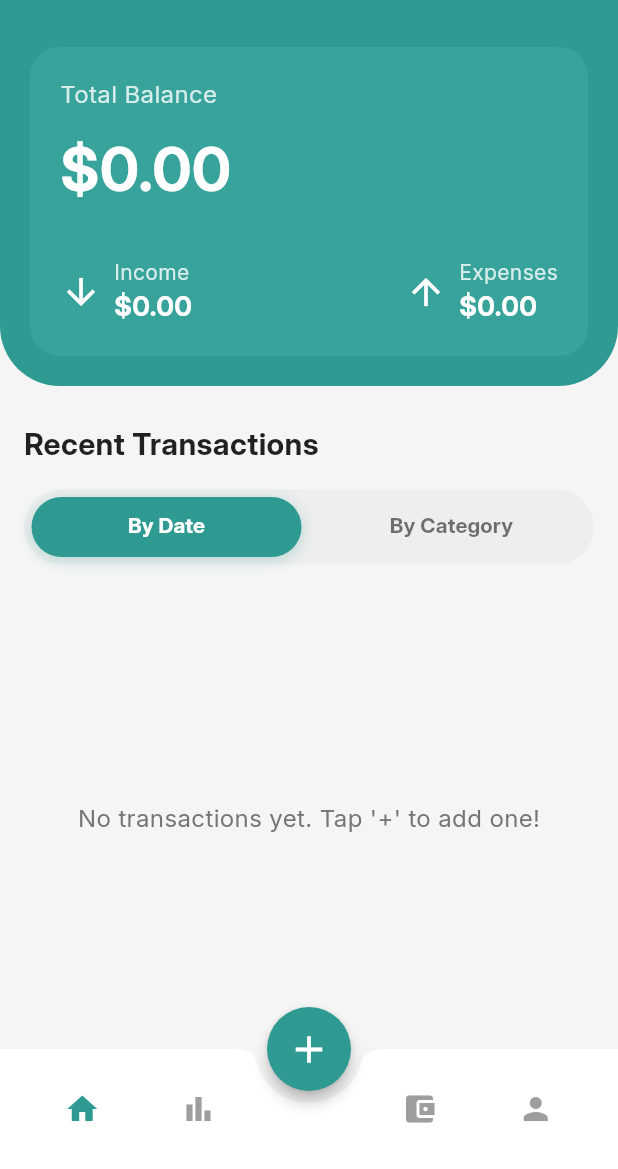
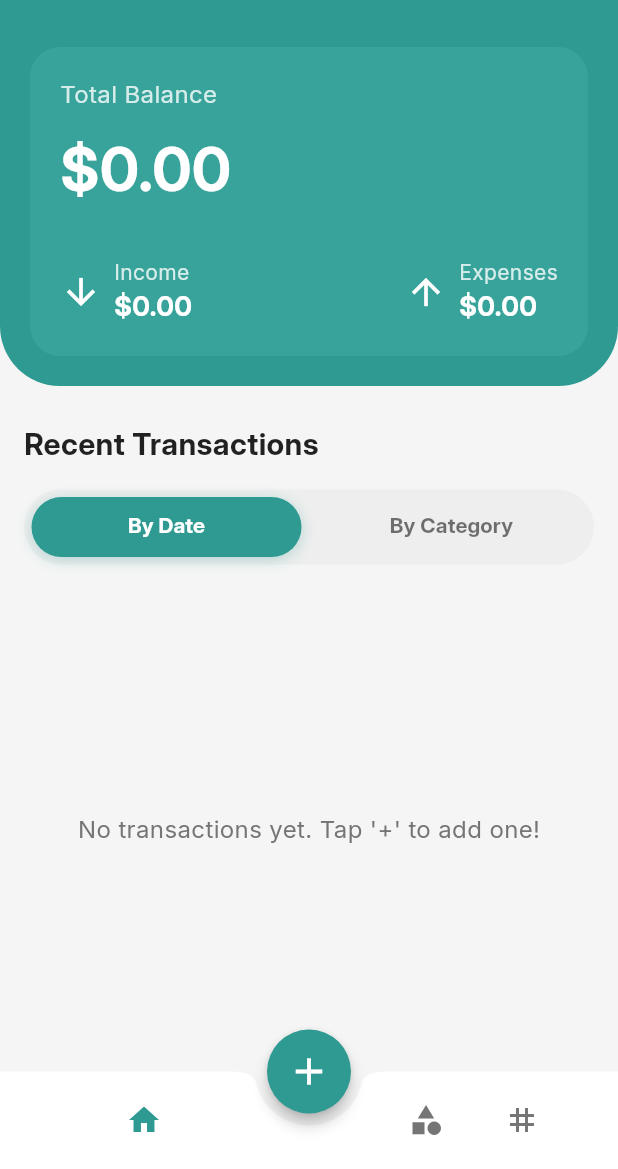
Before and after one commit to OmarAfifi-CSE/FinFlow, a Flutter app: the screen it shows after launch, after a tap on "Get Started", on a phone screen of 412 x 824 dp, the part 67-1236 px from its top. Run offline on Flutter 3.47's test engine with Material 3 defaults, Android fonts, the light colour scheme and no system bars; our stand-ins replace localstorage.

Commit message:
Update Navigation

```diff
--- a/lib/main.dart
+++ b/lib/main.dart
@@ -3,9 +3,7 @@ import 'package:localstorage/localstorage.dart';
 import 'package:provider/provider.dart';
 
 import 'providers/expense_provider.dart';
-import 'screens/category_management_screen.dart';
 import 'screens/home_screen.dart';
-import 'screens/tag_management_screen.dart';
 import 'screens/onboarding_screen.dart';
 
 Future<void> main() async {
@@ -18,7 +16,7 @@ Future<void> main() async {
 class MyApp extends StatelessWidget {
   final LocalStorage localStorage;
 
-  const MyApp({Key? key, required this.localStorage}) : super(key: key);
+  const MyApp({super.key, required this.localStorage});
 
   @override
   Widget build(BuildContext context) {
@@ -27,21 +25,19 @@ class MyApp extends StatelessWidget {
         ChangeNotifierProvider(create: (_) => ExpenseProvider(localStorage)),
       ],
       child: MaterialApp(
-        title: 'Expense Tracker',
+        title: 'FinFlow',
         debugShowCheckedModeBanner: false,
         theme: ThemeData(
           primarySwatch: Colors.teal,
           fontFamily: 'Inter',
-          // Defining a custom color scheme for the TabBar
-          colorScheme: ColorScheme.fromSwatch(primarySwatch: Colors.teal)
-              .copyWith(secondary: Colors.white),
+          colorScheme: ColorScheme.fromSwatch(
+            primarySwatch: Colors.teal,
+          ).copyWith(secondary: Colors.white),
         ),
         initialRoute: '/',
         routes: {
           '/': (context) => OnboardingScreen(),
-          '/home_screen': (context) => HomeScreen(),
-          '/manage_categories': (context) => CategoryManagementScreen(),
-          '/manage_tags': (context) => TagManagementScreen(),
+          '/home': (context) => HomeScreen(),
         },
       ),
     );
--- a/lib/screens/home_screen.dart
+++ b/lib/screens/home_screen.dart
@@ -1,18 +1,17 @@
 import 'package:expense_manager/screens/tag_management_screen.dart';
 import 'package:flutter/material.dart';
 import 'package:provider/provider.dart';
-import 'package:intl/intl.dart';
 import 'package:collection/collection.dart';
-
-// Removed all the redundant constant maps and classes.
 
 import '../providers/expense_provider.dart';
 import '../models/expense.dart';
 import 'add_expense_sheet.dart';
-import 'category_management_screen.dart'; // Import the category screen
-import '../utils/app_constants.dart'; // <-- Import our single source of truth
+import 'category_management_screen.dart';
+import '../utils/app_constants.dart';
 
 class HomeScreen extends StatefulWidget {
+  const HomeScreen({super.key});
+
   @override
   _HomeScreenState createState() => _HomeScreenState();
 }
@@ -21,6 +20,16 @@ class _HomeScreenState extends State<HomeScreen>
     with SingleTickerProviderStateMixin {
   late TabController _tabController;
   final GlobalKey<ScaffoldState> _scaffoldKey = GlobalKey<ScaffoldState>();
+
+  // App pages
+  int _selectedIndex = 0;
+
+  void _onPageTapped(int index) {
+    if (_selectedIndex == index) return;
+    setState(() {
+      _selectedIndex = index;
+    });
+  }
 
   @override
   void initState() {
@@ -32,6 +41,20 @@ class _HomeScreenState extends State<HomeScreen>
   void dispose() {
     _tabController.dispose();
     super.dispose();
+  }
+
+  // Build the currently selected page.
+  Widget _buildCurrentPage() {
+    switch (_selectedIndex) {
+      case 0:
+        return _buildHomePageContent();
+      case 1:
+        return CategoryManagementScreen();
+      case 2:
+        return TagManagementScreen();
+      default:
+        return _buildHomePageContent();
+    }
   }
 
   @override
@@ -60,7 +83,7 @@ class _HomeScreenState extends State<HomeScreen>
         child: ListView(
           padding: EdgeInsets.zero,
           children: <Widget>[
-            DrawerHeader(
+            const DrawerHeader(
               decoration: BoxDecoration(color: primaryColor),
               child: Text(
                 'Menu',
@@ -68,81 +91,74 @@ class _HomeScreenState extends State<HomeScreen>
               ),
             ),
             ListTile(
-              leading: Icon(Icons.category, color: primaryColor),
-              title: Text('Manage Categories'),
+              leading: const Icon(Icons.home, color: primaryColor),
+              title: const Text('Home'),
               onTap: () {
-                Navigator.pop(context); // Close the drawer
-                // Navigate to the Category Management Screen
-                Navigator.push(
-                  context,
-                  MaterialPageRoute(
-                    builder: (context) => CategoryManagementScreen(),
-                  ),
-                );
+                Navigator.pop(context);
+                _onPageTapped(0);
               },
             ),
             ListTile(
-              leading: Icon(Icons.tag, color: primaryColor),
-              title: Text('Manage Tags'),
+              leading: const Icon(Icons.category, color: primaryColor),
+              title: const Text('Manage Categories'),
               onTap: () {
                 Navigator.pop(context);
-                // Navigate to the Tag Management Screen
-                Navigator.push(
-                  context,
-                  MaterialPageRoute(
-                    builder: (context) => TagManagementScreen(),
-                  ),
-                );
+                _onPageTapped(1);
+              },
+            ),
+            ListTile(
+              leading: const Icon(Icons.tag, color: primaryColor),
+              title: const Text('Manage Tags'),
+              onTap: () {
+                Navigator.pop(context);
+                _onPageTapped(2);
               },
             ),
           ],
         ),
       ),
-      body: CustomScrollView(
-        slivers: [
-          SliverToBoxAdapter(child: _buildBalanceCard(context)),
-          SliverToBoxAdapter(child: _buildTabBar()),
-          SliverFillRemaining(
-            child: TabBarView(
-              controller: _tabController,
-              children: [
-                _buildExpensesByDate(context),
-                _buildExpensesByCategory(context),
-              ],
-            ),
-          ),
-        ],
-      ),
+
+      body: _buildCurrentPage(),
+
       floatingActionButtonLocation: FloatingActionButtonLocation.centerDocked,
       floatingActionButton: FloatingActionButton(
-        shape: CircleBorder(),
+        shape: const CircleBorder(),
         onPressed: () {
           showModalBottomSheet(
             context: context,
             isScrollControlled: true,
-            shape: const RoundedRectangleBorder(
-              borderRadius: BorderRadius.vertical(top: Radius.circular(20)),
-            ),
-            builder: (context) {
-              return AddExpenseSheet();
-            },
+            builder: (context) => AddExpenseSheet(),
           );
         },
         tooltip: 'Add Transaction',
-        child: Icon(Icons.add, size: 30),
-        backgroundColor: const Color(0xFF2E9A91),
+        backgroundColor: primaryColor,
         elevation: 4.0,
+        child: const Icon(Icons.add, size: 30),
       ),
       bottomNavigationBar: _buildBottomAppBar(),
     );
   }
 
-  Widget _buildBalanceCard(BuildContext context) {
+  Widget _buildHomePageContent() {
     final provider = Provider.of<ExpenseProvider>(context);
-    final totalBalance = provider.totalBalance;
-    final totalIncome = provider.totalIncome;
-    final totalExpenses = provider.totalExpenses;
+    return CustomScrollView(
+      slivers: [
+        SliverToBoxAdapter(child: _buildBalanceCard(provider)),
+        SliverToBoxAdapter(child: _buildTabBar()),
+        SliverFillRemaining(
+          child: TabBarView(
+            controller: _tabController,
+            children: [
+              _buildExpensesByDate(context),
+              _buildExpensesByCategory(context),
+            ],
+          ),
+        ),
+      ],
+    );
+  }
 
+  Widget _buildBalanceCard(ExpenseProvider provider) {
     return Container(
       padding: const EdgeInsets.all(20),
       decoration: const BoxDecoration(
@@ -164,13 +180,13 @@ class _HomeScreenState extends State<HomeScreen>
             Text(
               'Total Balance',
               style: TextStyle(
-                color: Colors.white.withOpacity(0.8),
+                color: Colors.white.withValues(alpha: 0.8),
                 fontSize: 16,
               ),
             ),
             const SizedBox(height: 10),
             Text(
-              '\$${totalBalance.toStringAsFixed(2)}',
+              '\$${provider.totalBalance.toStringAsFixed(2)}',
               style: const TextStyle(
                 color: Colors.white,
                 fontSize: 40,
@@ -183,12 +199,12 @@ class _HomeScreenState extends State<HomeScreen>
               children: [
                 _buildIncomeExpense(
                   'Income',
-                  '\$${totalIncome.toStringAsFixed(2)}',
+                  '\$${provider.totalIncome.toStringAsFixed(2)}',
                   Icons.arrow_downward,
                 ),
                 _buildIncomeExpense(
                   'Expenses',
-                  '\$${totalExpenses.toStringAsFixed(2)}',
+                  '\$${provider.totalExpenses.toStringAsFixed(2)}',
                   Icons.arrow_upward,
                 ),
               ],
@@ -210,7 +226,7 @@ class _HomeScreenState extends State<HomeScreen>
             Text(
               title,
               style: TextStyle(
-                color: Colors.white.withOpacity(0.8),
+                color: Colors.white.withValues(alpha: 0.8),
                 fontSize: 14,
               ),
             ),
@@ -230,7 +246,6 @@ class _HomeScreenState extends State<HomeScreen>
 
   Widget _buildTabBar() {
     const primaryColor = Color(0xFF2E9A91);
-
     return Padding(
       padding: const EdgeInsets.fromLTRB(16.0, 24.0, 16.0, 16.0),
       child: Column(
@@ -260,9 +275,9 @@ class _HomeScreenState extends State<HomeScreen>
                 color: primaryColor,
                 boxShadow: [
                   BoxShadow(
-                    color: primaryColor.withOpacity(0.3),
+                    color: primaryColor.withValues(alpha: 0.3),
                     blurRadius: 8,
-                    offset: Offset(0, 2),
+                    offset: const Offset(0, 2),
                   ),
                 ],
               ),
@@ -270,7 +285,7 @@ class _HomeScreenState extends State<HomeScreen>
               splashFactory: NoSplash.splashFactory,
               overlayColor: WidgetStateProperty.all(Colors.transparent),
               labelColor: Colors.white,
-              labelStyle: TextStyle(fontWeight: FontWeight.bold),
+              labelStyle: const TextStyle(fontWeight: FontWeight.bold),
               unselectedLabelColor: Colors.black54,
               tabs: const [
                 Tab(text: "By Date"),
@@ -279,38 +294,6 @@ class _HomeScreenState extends State<HomeScreen>
             ),
           ),
         ],
-      ),
-    );
-  }
-
-  Widget _buildBottomAppBar() {
-    return BottomAppBar(
-      shape: CircularNotchedRectangle(),
-      notchMargin: 8.0,
-      child: Container(
-        height: 60,
-        child: Row(
-          mainAxisAlignment: MainAxisAlignment.spaceAround,
-          children: <Widget>[
-            IconButton(
-              icon: Icon(Icons.home, color: Color(0xFF2E9A91)),
-              onPressed: () {},
-            ),
-            IconButton(
-              icon: Icon(Icons.bar_chart, color: Colors.grey),
-              onPressed: () {},
-            ),
-            SizedBox(width: 40),
-            IconButton(
-              icon: Icon(Icons.account_balance_wallet, color: Colors.grey),
-              onPressed: () {},
-            ),
-            IconButton(
-              icon: Icon(Icons.person, color: Colors.grey),
-              onPressed: () {},
-            ),
-          ],
-        ),
       ),
     );
   }
@@ -329,12 +312,10 @@ class _HomeScreenState extends State<HomeScreen>
         final sortedExpenses = provider.expenses
           ..sort((a, b) => b.date.compareTo(a.date));
         return ListView.builder(
-          padding: EdgeInsets.symmetric(horizontal: 16),
+          padding: const EdgeInsets.symmetric(horizontal: 16),
           itemCount: sortedExpenses.length,
-          itemBuilder: (context, index) {
-            final expense = sortedExpenses[index];
-            return _buildTransactionItem(context, expense);
-          },
+          itemBuilder: (context, index) =>
+              _buildTransactionItem(context, sortedExpenses[index]),
         );
       },
     );
@@ -353,14 +334,13 @@ class _HomeScreenState extends State<HomeScreen>
         }
         var grouped = groupBy(provider.expenses, (Expense e) => e.categoryId);
         return ListView(
-          padding: EdgeInsets.symmetric(horizontal: 16),
+          padding: const EdgeInsets.symmetric(horizontal: 16),
           children: grouped.entries.map((entry) {
             String categoryName = provider.getCategoryForId(entry.key).name;
             double total = entry.value.fold(
               0.0,
               (double prev, Expense element) => prev + element.amount,
             );
-
             return Column(
               crossAxisAlignment: CrossAxisAlignment.start,
               children: <Widget>[
@@ -371,16 +351,16 @@ class _HomeScreenState extends State<HomeScreen>
                   ),
                   child: Text(
                     "$categoryName - Total: \$${total.abs().toStringAsFixed(2)}",
-                    style: TextStyle(
+                    style: const TextStyle(
                       fontSize: 16,
                       fontWeight: FontWeight.bold,
                       color: Colors.black87,
                     ),
                   ),
                 ),
-                ...entry.value
-                    .map((expense) => _buildTransactionItem(context, expense))
-                    .toList(),
+                ...entry.value.map(
+                  (expense) => _buildTransactionItem(context, expense),
+                ),
               ],
             );
           }).toList(),
@@ -389,26 +369,19 @@ class _HomeScreenState extends State<HomeScreen>
     );
   }
 
-  // --- WIDGET UPDATED TO BE TAPPABLE FOR EDITING ---
   Widget _buildTransactionItem(BuildContext context, Expense expense) {
     final provider = Provider.of<ExpenseProvider>(context, listen: false);
     final categoryName = provider.getCategoryForId(expense.categoryId).name;
-
     final formattedName = toTitleCase(categoryName);
-
     final IconData icon = categoryIcons[formattedName] ?? Icons.category;
     final CategoryTheme theme =
         categoryThemes[formattedName] ??
         defaultCategoryThemes[categoryName.hashCode %
             defaultCategoryThemes.length];
-
     final bool isIncome = expense.amount > 0;
-    final String formattedDate = DateFormat.yMMMd().format(expense.date);
-
     final Color amountColor = isIncome ? Colors.green[700]! : Colors.red;
     final String amountPrefix = isIncome ? '+' : '-';
 
-    // --- WRAPPED IN INKWELL TO MAKE TAPPABLE FOR EDITING ---
     return InkWell(
       onTap: () {
         showModalBottomSheet(
@@ -417,16 +390,13 @@ class _HomeScreenState extends State<HomeScreen>
           shape: const RoundedRectangleBorder(
             borderRadius: BorderRadius.vertical(top: Radius.circular(20)),
           ),
-          builder: (context) {
-            // Pass the specific expense to the sheet for editing
-            return AddExpenseSheet(expense: expense);
-          },
+          builder: (context) => AddExpenseSheet(expense: expense),
         );
       },
       borderRadius: BorderRadius.circular(12),
       child: Card(
         elevation: 1,
-        margin: EdgeInsets.symmetric(vertical: 8),
+        margin: const EdgeInsets.symmetric(vertical: 8),
         shape: RoundedRectangleBorder(borderRadius: BorderRadius.circular(12)),
         child: ListTile(
           leading: CircleAvatar(
@@ -446,4 +416,54 @@ class _HomeScreenState extends State<HomeScreen>
       ),
     );
   }
+
+  Widget _buildBottomAppBar() {
+    return BottomAppBar(
+      shape: const CircularNotchedRectangle(),
+      notchMargin: 8.0,
+      height: 65,
+      child: Row(
+        mainAxisAlignment: MainAxisAlignment.spaceAround,
+        children: <Widget>[
+          Expanded(
+            child: Row(
+              mainAxisAlignment: MainAxisAlignment.spaceEvenly,
+              children: [_buildNavItem(icon: Icons.home, index: 0)],
+            ),
+          ),
+          const SizedBox(width: 60),
+          Expanded(
+            child: Row(
+              mainAxisAlignment: MainAxisAlignment.spaceEvenly,
+              children: [
+                _buildNavItem(icon: Icons.category, index: 1),
+                _buildNavItem(icon: Icons.tag, index: 2),
+              ],
+            ),
+          ),
+        ],
+      ),
+    );
+  }
+
+  Widget _buildNavItem({required IconData icon, required int index}) {
+    return InkWell(
+      onTap: () => _onPageTapped(index),
+      borderRadius: BorderRadius.circular(20),
+      child: Padding(
+        padding: const EdgeInsets.symmetric(vertical: 8.0, horizontal: 4.0),
+        child: Column(
+          mainAxisSize: MainAxisSize.min,
+          children: <Widget>[
+            Icon(
+              icon,
+              color: _selectedIndex == index
+                  ? const Color(0xFF2E9A91)
+                  : Colors.grey[600],
+            ),
+          ],
+        ),
+      ),
+    );
+  }
 }
```
Also changed, not shown: lib/screens/category_management_screen.dart (+5 -17 lines), lib/screens/tag_management_screen.dart (+9 -20 lines).
